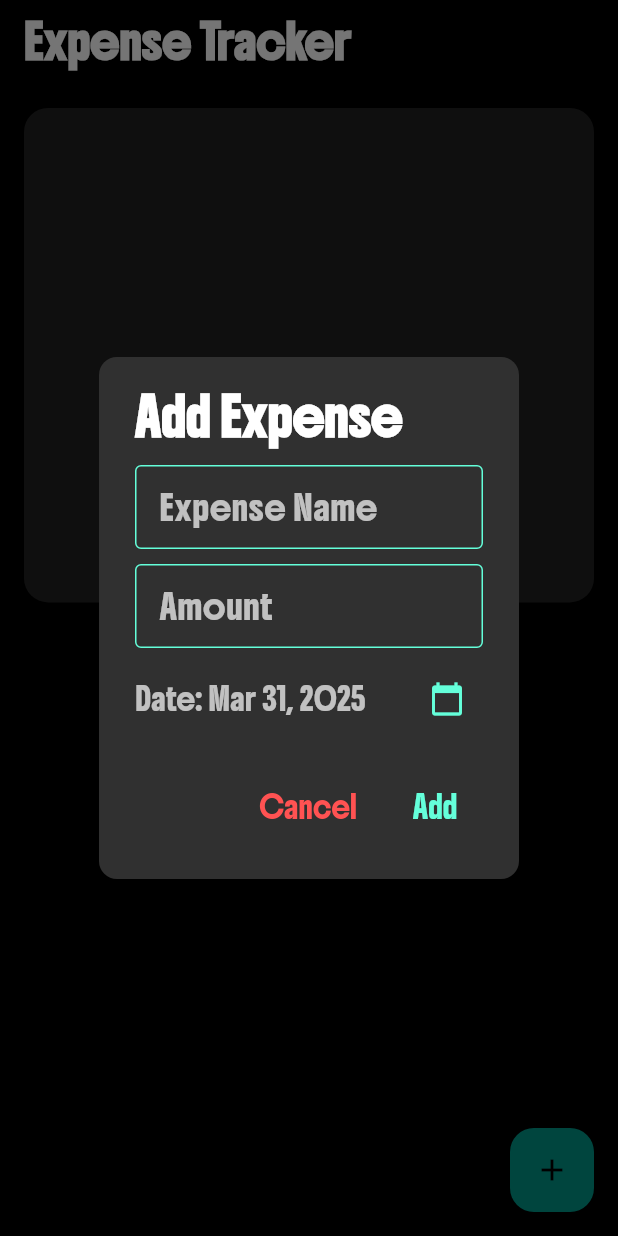
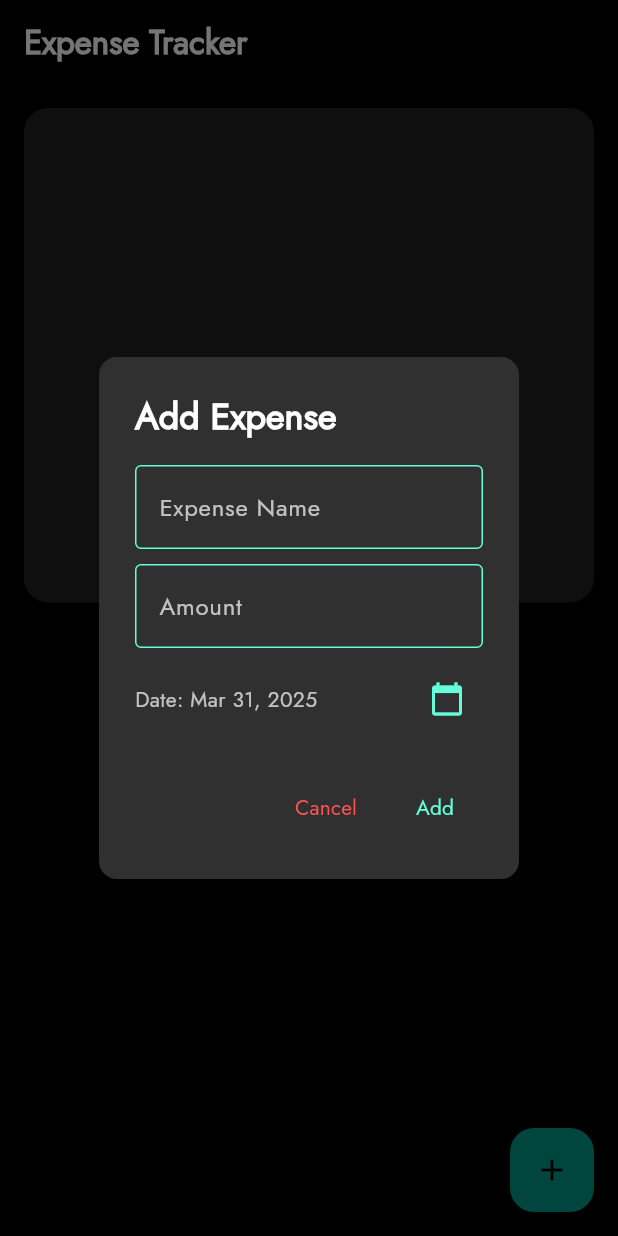
Before and after one commit to antonysajant/expense-tracker, a Flutter app: the screen it shows after launch, after a tap on the "add" icon, on a phone screen of 412 x 824 dp. Run offline on Flutter 3.47's test engine with Material 3 defaults, Android fonts, the phone set to English and light mode, and no system bars.

Commit message:
fonts update

```diff
--- a/lib/main.dart
+++ b/lib/main.dart
@@ -14,7 +14,7 @@ class ExpenseTrackerApp extends StatelessWidget {
       debugShowCheckedModeBanner: false,
       theme: ThemeData.dark().copyWith(
         textTheme: const TextTheme(
-          bodyMedium: TextStyle(fontFamily: 'Boldonse'),
+          bodyMedium: TextStyle(fontFamily: 'Jost'),
         ),
         scaffoldBackgroundColor: Colors.black,
         appBarTheme: const AppBarTheme(
@@ -66,7 +66,7 @@ class _HomeScreenState extends State<HomeScreen> {
                   borderRadius: BorderRadius.circular(12)),
               title: const Text("Add Expense",
                   style: TextStyle(
-                      fontFamily: 'Boldonse',
+                      fontFamily: 'Jost',
                       color: Colors.white,
                       fontWeight: FontWeight.bold)),
               content: Column(
@@ -76,15 +76,15 @@ class _HomeScreenState extends State<HomeScreen> {
                     controller: _nameController,
                     decoration: const InputDecoration(
                       labelText: "Expense Name",
-                      labelStyle: TextStyle(
-                          fontFamily: 'Boldonse', color: Colors.white70),
+                      labelStyle:
+                          TextStyle(fontFamily: 'Jost', color: Colors.white70),
                       enabledBorder: OutlineInputBorder(
                           borderSide: BorderSide(color: Colors.tealAccent)),
                       focusedBorder: OutlineInputBorder(
                           borderSide: BorderSide(color: Colors.teal)),
                     ),
                     style: const TextStyle(
-                        fontFamily: 'Boldonse', color: Colors.white),
+                        fontFamily: 'Jost', color: Colors.white),
                   ),
                   const SizedBox(height: 10),
                   TextField(
@@ -93,7 +93,7 @@ class _HomeScreenState extends State<HomeScreen> {
                     decoration: InputDecoration(
                       labelText: "Amount",
                       labelStyle: const TextStyle(
-                          fontFamily: 'Boldonse', color: Colors.white70),
+                          fontFamily: 'Jost', color: Colors.white70),
                       enabledBorder: const OutlineInputBorder(
                           borderSide: BorderSide(color: Colors.tealAccent)),
                       focusedBorder: const OutlineInputBorder(
@@ -101,7 +101,7 @@ class _HomeScreenState extends State<HomeScreen> {
                       errorText: _errorText,
                     ),
                     style: const TextStyle(
-                        fontFamily: 'Boldonse', color: Colors.white),
+                        fontFamily: 'Jost', color: Colors.white),
                     onChanged: (value) {
                       setState(() {
                         if (value.isEmpty || double.tryParse(value) == null) {
@@ -119,7 +119,7 @@ class _HomeScreenState extends State<HomeScreen> {
                         child: Text(
                           "Date: ${DateFormat.yMMMd().format(_selectedDate!)}",
                           style: const TextStyle(
-                              fontFamily: 'Boldonse', color: Colors.white70),
+                              fontFamily: 'Jost', color: Colors.white70),
                         ),
                       ),
                       IconButton(
@@ -162,7 +162,7 @@ class _HomeScreenState extends State<HomeScreen> {
                   onPressed: () => Navigator.of(context).pop(),
                   child: const Text("Cancel",
                       style: TextStyle(
-                          fontFamily: 'Boldonse', color: Colors.redAccent)),
+                          fontFamily: 'Jost', color: Colors.redAccent)),
                 ),
                 TextButton(
                   onPressed: () {
@@ -180,7 +180,7 @@ class _HomeScreenState extends State<HomeScreen> {
                   },
                   child: const Text("Add",
                       style: TextStyle(
-                          fontFamily: 'Boldonse', color: Colors.tealAccent)),
+                          fontFamily: 'Jost', color: Colors.tealAccent)),
                 ),
               ],
             );
@@ -195,8 +195,8 @@ class _HomeScreenState extends State<HomeScreen> {
     return Scaffold(
       appBar: AppBar(
           title: const Text("Expense Tracker",
-              style: TextStyle(
-                  fontFamily: 'Boldonse', fontWeight: FontWeight.bold))),
+              style:
+                  TextStyle(fontFamily: 'Jost', fontWeight: FontWeight.bold))),
       body: Column(
         children: [
           Container(
@@ -211,9 +211,7 @@ class _HomeScreenState extends State<HomeScreen> {
           const Center(
             child: Text("No expenses added yet",
                 style: TextStyle(
-                    fontFamily: 'Boldonse',
-                    color: Colors.white70,
-                    fontSize: 16)),
+                    fontFamily: 'Jost', color: Colors.white70, fontSize: 16)),
           ),
         ],
       ),
--- a/pubspec.yaml
+++ b/pubspec.yaml
@@ -31,7 +31,6 @@ dependencies:
   flutter:
     sdk: flutter
   intl: ^0.18.1
-  google_fonts: ^3.0.1
 
 
   # The following adds the Cupertino Icons font to your application.
@@ -56,9 +55,9 @@ dev_dependencies:
 # The following section is specific to Flutter packages.
 flutter:
   fonts:
-    - family: Boldonse
+    - family: Jost
       fonts:
-        - asset: assets/fonts/Boldonse-Regular.ttf
+        - asset: assets/fonts/Jost-Regular.ttf
 
   # The following line ensures that the Material Icons font is
   # included with your application, so that you can use the icons in
```
Also changed, not shown: assets/fonts/Jost-Regular.ttf (added).
